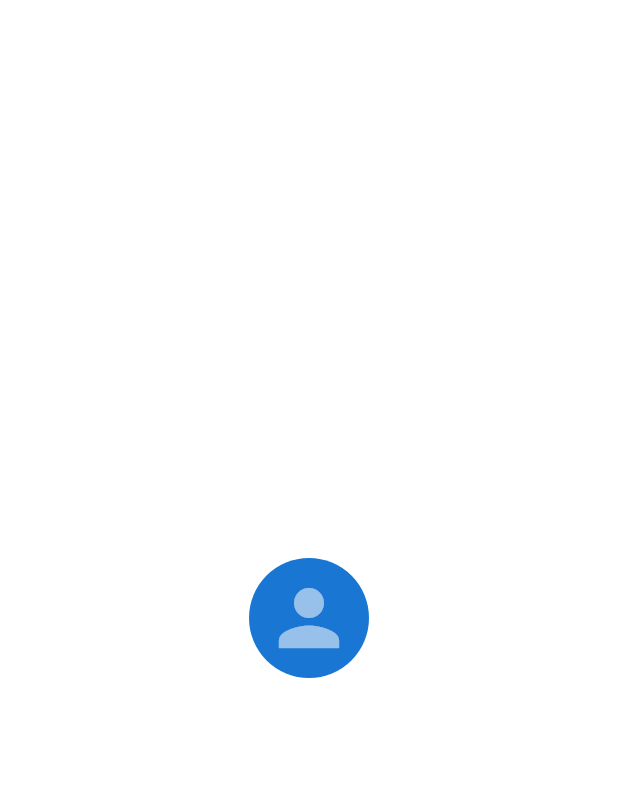
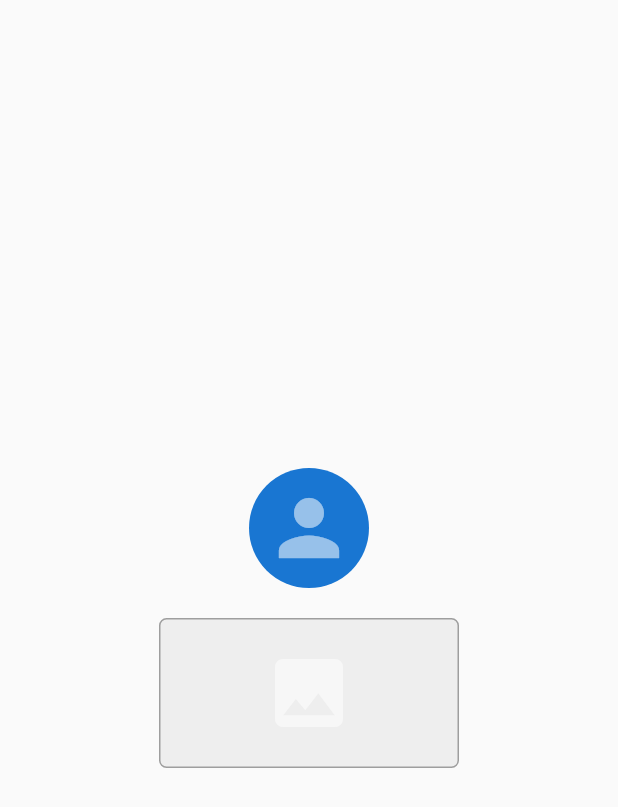
Before and after one commit to hassan-2040/loading_placeholder, a Flutter app: the screen it shows after launch, on a phone screen of 412 x 824 dp. Shown: the top 807 px of the screen. Run offline on Flutter 3.47's test engine with Material 2 defaults, Android fonts, the phone set to English and light mode, and no system bars.

Commit message:
added another example

```diff
--- a/lib/main.dart
+++ b/lib/main.dart
@@ -15,15 +15,40 @@ class MyApp extends StatelessWidget {
         primarySwatch: Colors.blue,
         visualDensity: VisualDensity.adaptivePlatformDensity,
       ),
-      home: Center(
-        child: CircleAvatar(
+      home: Scaffold(
+        body: Center(
+          child: Column(
+            mainAxisAlignment: MainAxisAlignment.center,
+            children: <Widget>[
+              CircleAvatar(
                 radius: 40,
                 child: LoadingAlert(
                   placeHolderWidget: Icon(
                     Icons.person,
                     size: 60,
                     color: Colors.white,
-          )),
+                  ),
+                ),
+              ),
+              SizedBox(height: 20,),
+              Container(
+                height: 100,
+                width: 200,
+                decoration: BoxDecoration(
+                  borderRadius: BorderRadius.circular(5),
+                  border: Border.all(color: Colors.grey,),
+                  color: Colors.grey[200],
+                ),
+                child: LoadingAlert(
+                  placeHolderWidget: Icon(
+                    Icons.image,
+                    size: 60,
+                    color: Colors.white,
+                  ),
+                ),
+              ),
+            ],
+          ),
         ),
       ),
     );
```
Also changed, not shown: 1 other file. Lines whose indentation alone changed are shown as unchanged.
